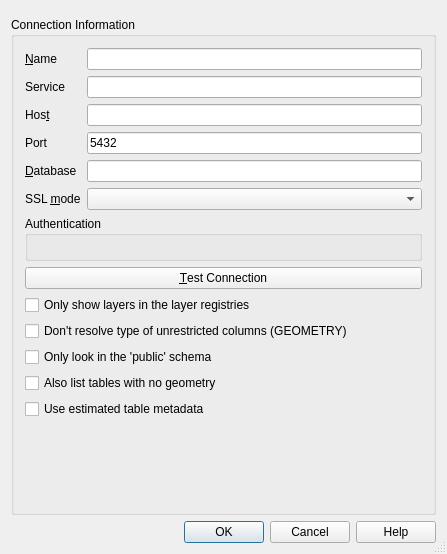
First picture: the form in src/ui/qgspgnewconnectionbase.ui, repository qgis/QGIS, before the edit.
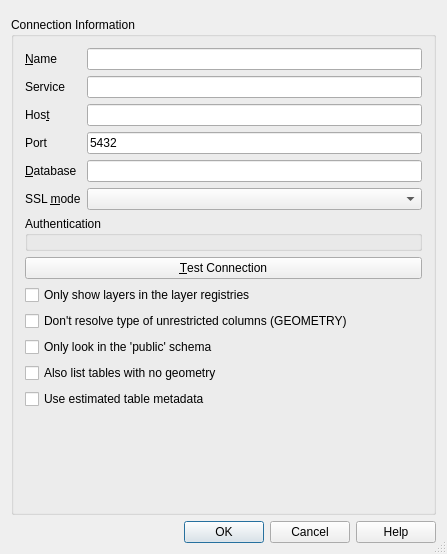
Second picture: the form after the edit. Custom widgets are drawn as their Qt base class.

What changed in the file:
```diff
--- a/src/ui/qgspgnewconnectionbase.ui
+++ b/src/ui/qgspgnewconnectionbase.ui
@@ -131,6 +131,18 @@
          <string>Authentication</string>
         </property>
         <layout class="QGridLayout" name="gridLayout">
+         <property name="leftMargin">
+          <number>6</number>
+         </property>
+         <property name="topMargin">
+          <number>6</number>
+         </property>
+         <property name="rightMargin">
+          <number>6</number>
+         </property>
+         <property name="bottomMargin">
+          <number>6</number>
+         </property>
          <item row="0" column="0">
           <widget class="QgsAuthSettingsWidget" name="mAuthSettings" native="true"/>
          </item>
```
